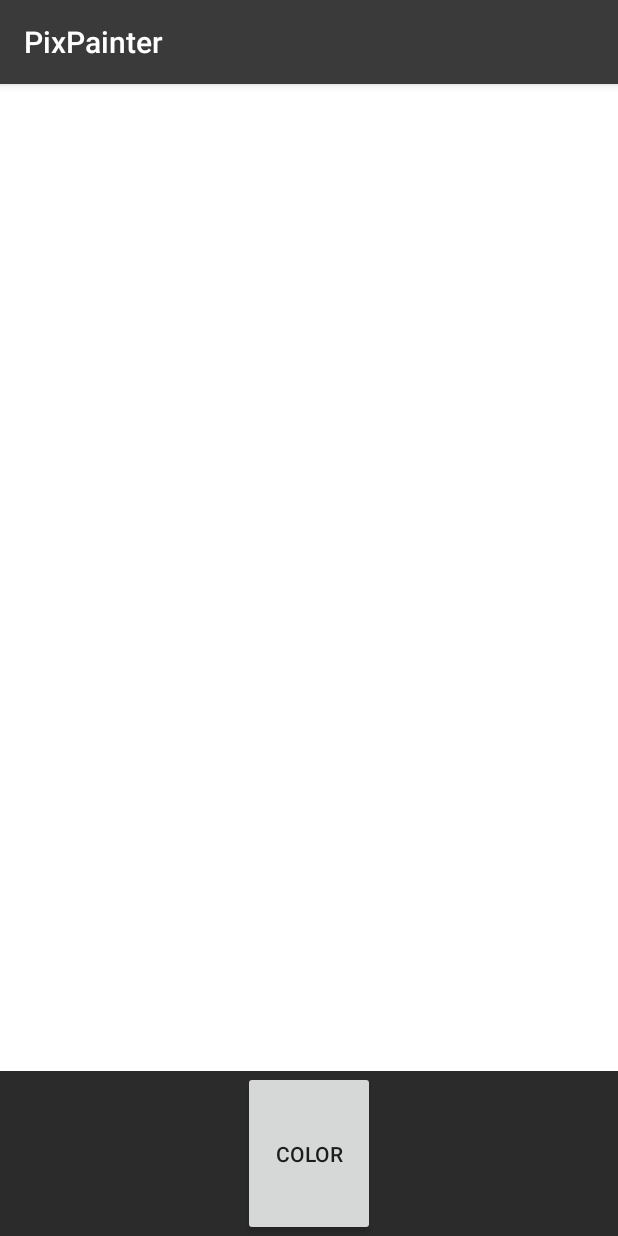
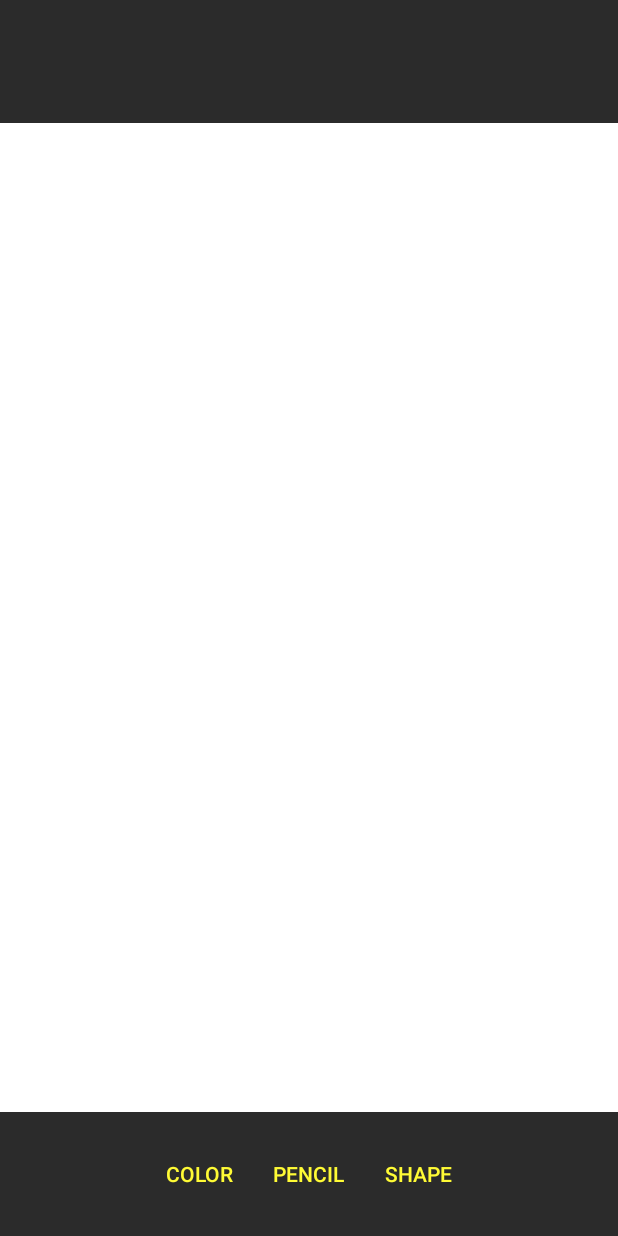
Before and after one commit to juusojpak/PixPainter, an Android app: the screen it shows after launch (EditorActivity), after a tap on "START DRAWING", on a phone screen of 412 x 824 dp. Run offline under Robolectric (Android 15) with nearby library versions, the phone set to English and light mode, and no system bars.

Commit message:
Hide action bar.

```diff
--- a/app/src/main/AndroidManifest.xml
+++ b/app/src/main/AndroidManifest.xml
@@ -12,7 +12,6 @@
         <activity android:name=".SetupActivity">
             <intent-filter>
                 <action android:name="android.intent.action.MAIN"/>
-
                 <category android:name="android.intent.category.LAUNCHER"/>
             </intent-filter>
         </activity>
--- a/app/src/main/res/layout/activity_editor.xml
+++ b/app/src/main/res/layout/activity_editor.xml
@@ -10,27 +10,61 @@
     tools:context="fi.tamk.jpak.pixpainter.EditorActivity">
 
     <LinearLayout
+        style="?android:attr/buttonBarStyle"
+        android:id="@+id/toolsetupLayout"
+        android:layout_width="match_parent"
+        android:layout_height="0dp"
+        android:layout_weight="1"
+        android:orientation="horizontal"
+        android:gravity="center"
+        android:background="@color/colorPrimaryDark">
+    </LinearLayout>
+
+    <LinearLayout
         android:id="@+id/editorLayout"
         android:orientation="vertical"
         android:layout_width="match_parent"
         android:layout_height="0dp"
-        android:layout_weight="6">
+        android:layout_weight="8">
     </LinearLayout>
 
     <LinearLayout
+        style="?android:attr/buttonBarStyle"
         android:id="@+id/toolbarLayout"
         android:layout_width="match_parent"
         android:layout_height="0dp"
         android:layout_weight="1"
+        android:orientation="horizontal"
         android:gravity="center"
+        android:padding="6dp"
         android:background="@color/colorPrimaryDark">
 
         <Button
+            style="?android:attr/buttonBarButtonStyle"
             android:id="@+id/colorPickerButton"
             android:layout_width="wrap_content"
             android:layout_height="match_parent"
+            android:layout_margin="1dp"
             android:text="@string/color"
             android:onClick="handleColorPickerClick"/>
 
+        <Button
+            style="?android:attr/buttonBarButtonStyle"
+            android:id="@+id/pencilButton"
+            android:layout_width="wrap_content"
+            android:layout_height="match_parent"
+            android:layout_margin="1dp"
+            android:text="@string/pencil"
+            android:onClick="handlePencilClick"/>
+
+        <Button
+            style="?android:attr/buttonBarButtonStyle"
+            android:id="@+id/shapeButton"
+            android:layout_width="wrap_content"
+            android:layout_height="match_parent"
+            android:layout_margin="1dp"
+            android:text="@string/shape"
+            android:onClick="handleShapeClick"/>
+
     </LinearLayout>
 </LinearLayout>
--- a/app/src/main/res/values/styles.xml
+++ b/app/src/main/res/values/styles.xml
@@ -1,11 +1,11 @@
 <resources>
 
     <!-- Base application theme. -->
-    <style name="AppTheme" parent="Theme.AppCompat.Light.DarkActionBar">
-        <!-- Customize your theme here. -->
+    <style name="AppTheme" parent="Theme.AppCompat.Light.NoActionBar">
         <item name="colorPrimary">#3a3a3a</item>
         <item name="colorPrimaryDark">#2b2b2b</item>
         <item name="colorAccent">#fffb35</item>
+        <item name="android:windowNoTitle">true</item>
     </style>
 
 </resources>
```
